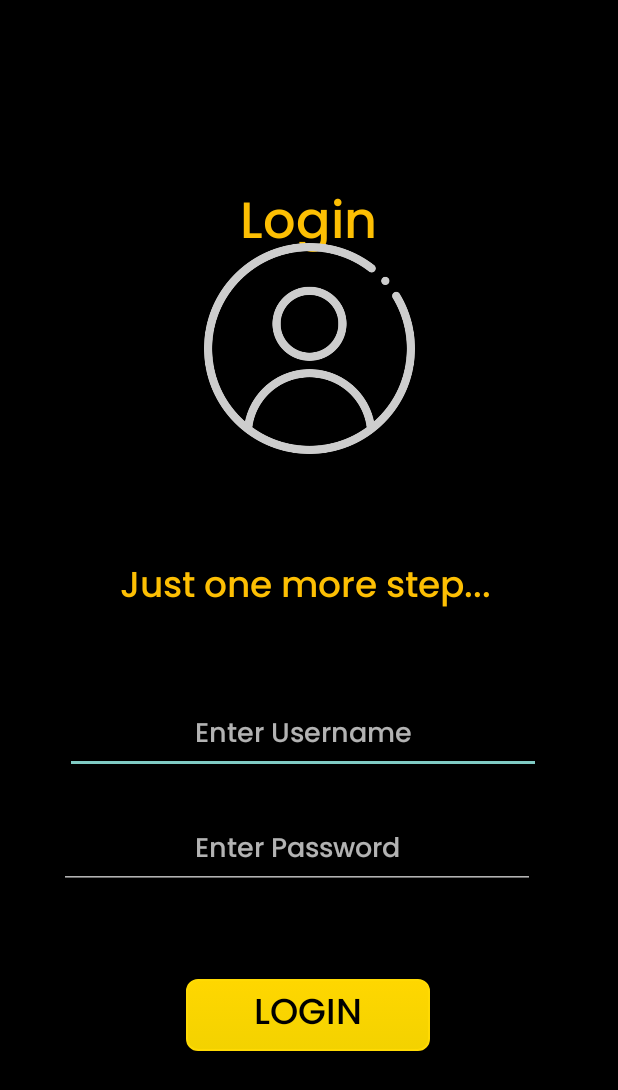
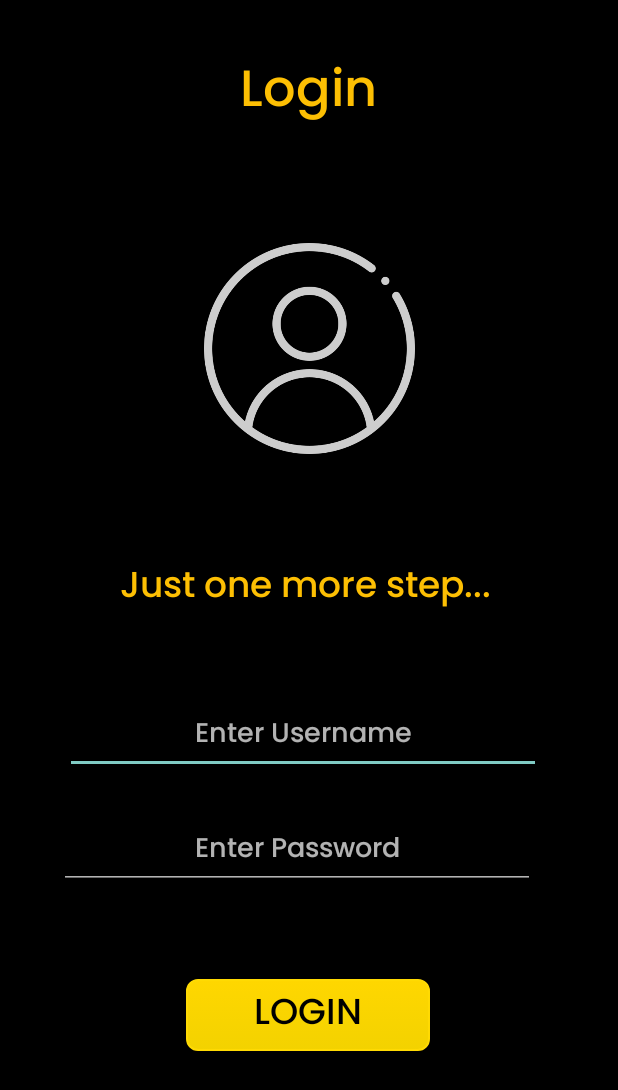
Before and after one commit to vgpl2000/Refill, an Android app: the MainActivity screen opened directly, with no data from a screen before it, on a phone screen of 412 x 824 dp. Shown: the top 1090 px of the screen. Run offline under Robolectric (Android 15) with nearby library versions, the phone set to English and light mode, and no system bars; our stand-ins replace Firebase (no records; nobody signed in at launch, a user with empty details on screens opened directly).

Commit message:
code added to login was removed

```diff
--- a/app/build.gradle
+++ b/app/build.gradle
@@ -33,6 +33,11 @@ dependencies {
     implementation 'androidx.appcompat:appcompat:1.4.1'
     implementation 'com.google.android.material:material:1.6.0'
     implementation 'androidx.constraintlayout:constraintlayout:2.1.3'
+    // FirebaseUI for Firebase Realtime Database
+    implementation 'com.firebaseui:firebase-ui-database:8.0.1'
+
+    // FirebaseUI for Cloud Firestore
+    implementation 'com.firebaseui:firebase-ui-firestore:8.0.1'
     implementation 'com.google.firebase:firebase-database:19.2.1'
     testImplementation 'junit:junit:4.13.2'
     androidTestImplementation 'androidx.test.ext:junit:1.1.3'
--- a/app/src/main/res/layout/activity_main.xml
+++ b/app/src/main/res/layout/activity_main.xml
@@ -11,12 +11,14 @@
         android:id="@+id/txt1"
         android:layout_width="wrap_content"
         android:layout_height="wrap_content"
+        android:layout_above="@+id/btn_login"
         android:layout_alignParentStart="true"
+        android:layout_alignParentTop="true"
         android:layout_alignParentEnd="true"
-        android:layout_alignParentBottom="true"
         android:layout_marginStart="160dp"
+        android:layout_marginTop="34dp"
         android:layout_marginEnd="160dp"
-        android:layout_marginBottom="645dp"
+        android:layout_marginBottom="470dp"
         android:fontFamily="@font/poppins_medium"
         android:text="Login"
         android:textColor="#FDBF03"
```
Also changed, not shown: app/src/main/java/com/example/projectrefill/MainActivity.java (+2 -61 lines).
